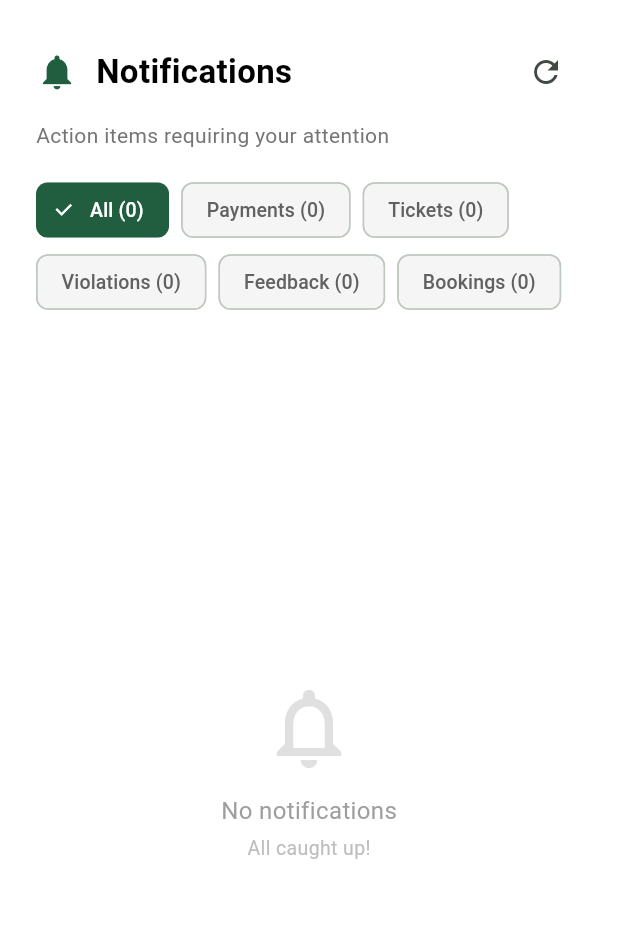
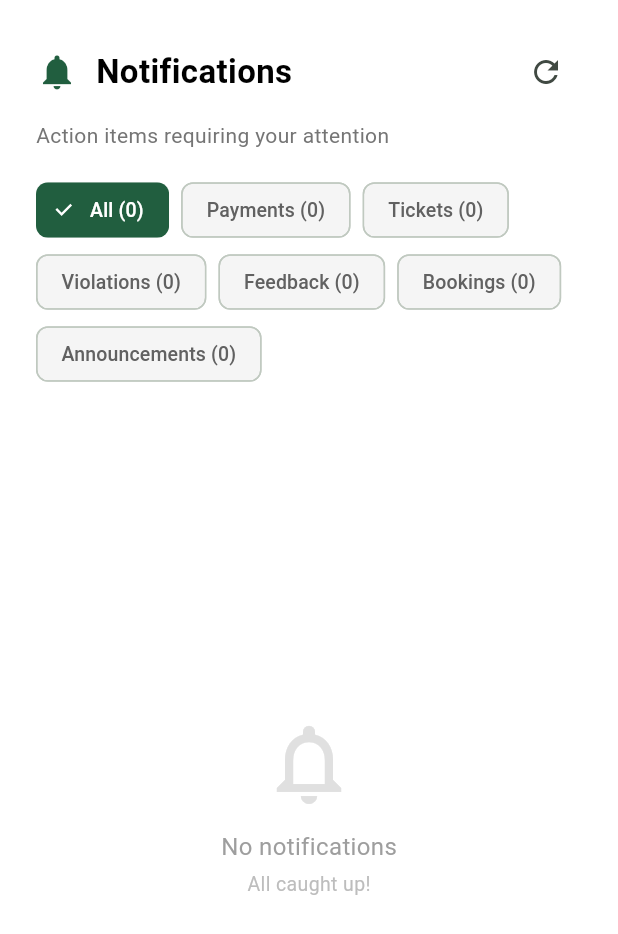
Before and after one commit to cmmusni/hoapp, a Flutter app: the NotificationsPage widget shown alone on an empty page, opened directly, on a phone screen of 412 x 824 dp. Shown: the top 934 px of the screen. Run offline on Flutter 3.47's test engine with Material 3 defaults, Android fonts, the light colour scheme and no system bars; our stand-ins replace app_links, data_table_2, file_picker, fl_chart, flex_color_scheme, flutter_colorpicker and 11 more; accounts and stored records are empty; network calls fail.

Commit message:
feat: add notification badge for new announcements (last 7 days)

```diff
--- a/apps/web_portal/lib/router.dart
+++ b/apps/web_portal/lib/router.dart
@@ -393,7 +393,8 @@ GoRouter createRouter({String? lastCommunitySlug}) {
               }
               return null;
             },
-            builder: (context, state) => NotificationsPage(key: ValueKey(state.uri.toString())),
+            builder: (context, state) =>
+                NotificationsPage(key: ValueKey(state.uri.toString())),
           ),
           GoRoute(
             path: '/:community/qr-scanner',
--- a/apps/web_portal/lib/screens/portal/notifications_page.dart
+++ b/apps/web_portal/lib/screens/portal/notifications_page.dart
@@ -103,6 +103,15 @@ class _NotificationsPageState extends State<NotificationsPage> {
             .eq('status', 'pending')
             .order('created_at', ascending: false)
             .limit(50),
+        client
+            .from('announcements')
+            .select('id, title, created_at, publish_at')
+            .eq('community_id', communityId)
+            .gte('publish_at',
+                DateTime.now().subtract(const Duration(days: 7)).toIso8601String())
+            .lte('publish_at', DateTime.now().toIso8601String())
+            .order('publish_at', ascending: false)
+            .limit(50),
       ]);
 
       // Payments
@@ -189,6 +198,23 @@ class _NotificationsPageState extends State<NotificationsPage> {
         ));
       }
 
+      // Announcements
+      for (final row in results[5] as List) {
+        items.add(_NotificationItem(
+          id: row['id'].toString(),
+          type: 'announcement',
+          title: 'New Announcement',
+          subtitle: row['title'] ?? 'No title',
+          status: 'new',
+          createdAt:
+              DateTime.tryParse(row['publish_at'] ?? row['created_at'] ?? '') ??
+                  DateTime.now(),
+          route: '/$slug/announcements',
+          icon: Icons.announcement,
+          color: Colors.green,
+        ));
+      }
+
       // Sort by most recent first
       items.sort((a, b) => b.createdAt.compareTo(a.createdAt));
 
@@ -221,6 +247,8 @@ class _NotificationsPageState extends State<NotificationsPage> {
         return 'Feedback';
       case 'booking':
         return 'Bookings';
+      case 'announcement':
+        return 'Announcements';
       default:
         return type;
     }
@@ -244,7 +272,8 @@ class _NotificationsPageState extends State<NotificationsPage> {
       'ticket',
       'violation',
       'feedback',
-      'booking'
+      'booking',
+      'announcement'
     ];
     final filtered = _filtered;
 
```
Also changed, not shown: apps/web_portal/lib/screens/portal/pool_access_page.dart (+9 -5 lines), apps/web_portal/lib/screens/portal/portal_shell.dart (+27 -4 lines).
